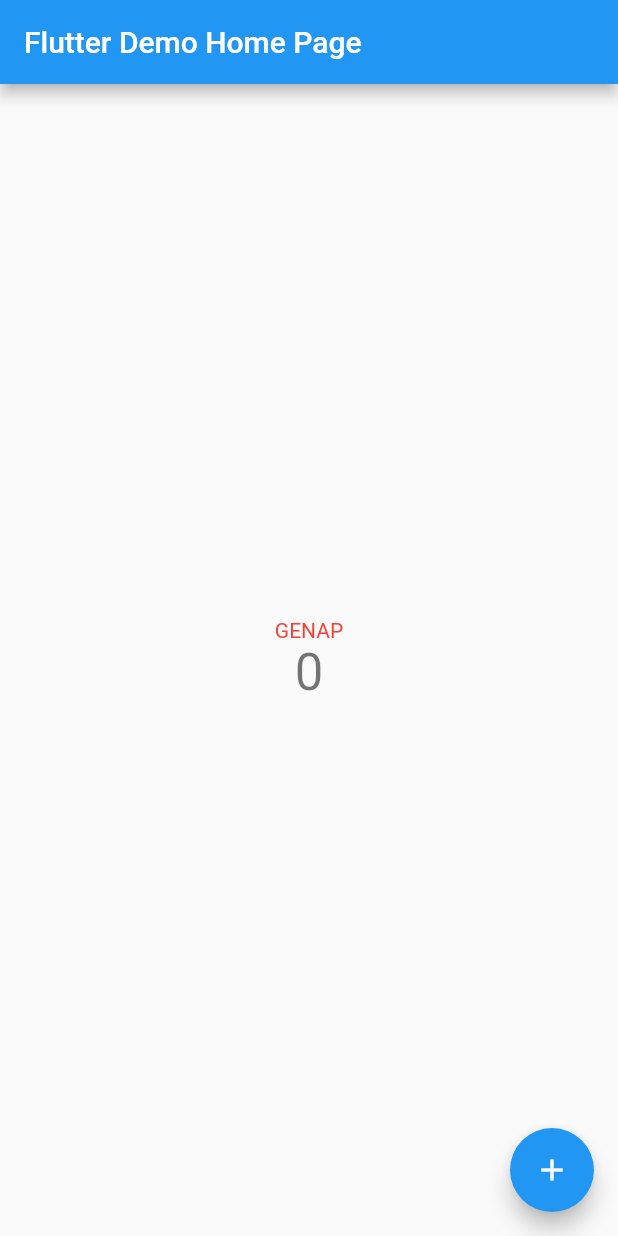
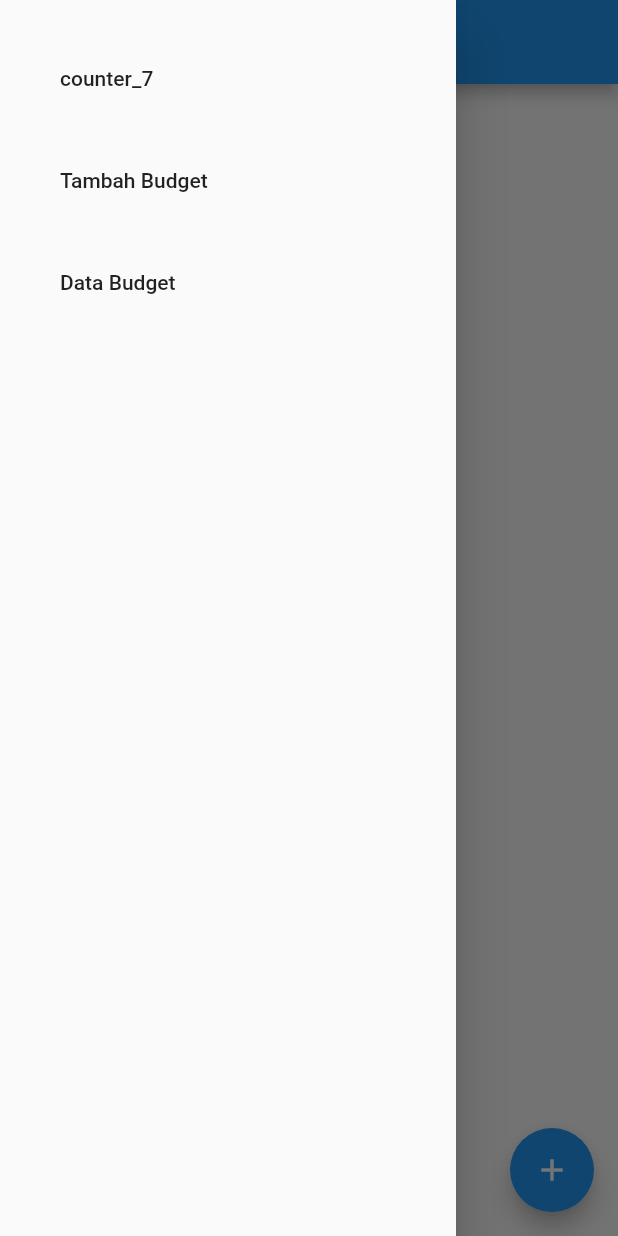
Before and after one commit to kausarme/-pbp-flutter-lab, a Flutter app: the screen it shows after launch, with the side drawer open (before the commit the screen has no drawer), on a phone screen of 412 x 824 dp. Run offline on Flutter 3.47's test engine with Material 2 defaults, Android fonts, the phone set to English and light mode, and no system bars.

Commit message:
Tugas 8 Done

```diff
--- /dev/null
+++ b/lib/budget.dart
@@ -0,0 +1,29 @@
+// Model Budget
+class Budget {
+  static List<Budget> budgets = [];
+  String judul;
+  int nominal;
+  String tipe;
+  DateTime date;
+
+  Budget({
+    required this.judul,
+    required this.nominal,
+    required this.tipe,
+    required this.date,
+  });
+
+  static void addBudget({
+    required judul,
+    required nominal,
+    required tipe,
+    required date,
+  }) {
+    budgets.add(Budget(
+      judul: judul,
+      nominal: nominal,
+      tipe: tipe,
+      date: date,
+    ));
+  }
+}
--- /dev/null
+++ b/lib/drawer.dart
@@ -0,0 +1,52 @@
+import 'package:flutter/material.dart';
+import 'package:counter_7/main.dart';
+import 'package:counter_7/form.dart';
+import 'package:counter_7/budget_page.dart';
+
+class NavigationDrawer extends StatelessWidget {
+  const NavigationDrawer({Key? key}) : super(key: key);
+
+  @override
+  Widget build(BuildContext context) => Drawer(
+        child: SingleChildScrollView(
+          child: Column(
+              crossAxisAlignment: CrossAxisAlignment.stretch,
+              children: <Widget>[
+                buildMenuItems(context),
+              ]),
+        ),
+      );
+
+  Widget buildMenuItems(BuildContext context) => Container(
+      padding: const EdgeInsets.all(24),
+      child: Wrap(
+        runSpacing: 12,
+        children: [
+          ListTile(
+            title: const Text('counter_7'),
+            onTap: () {
+              Navigator.of(context).pushReplacement(
+                  MaterialPageRoute(builder: (context) => const MyHomePage()));
+            },
+          ),
+          ListTile(
+            title: const Text('Tambah Budget'),
+            onTap: () {
+              Navigator.pop(context);
+              Navigator.of(context).push(
+                MaterialPageRoute(builder: (context) => const MyFormPage()),
+              );
+            },
+          ),
+          ListTile(
+            title: const Text('Data Budget'),
+            onTap: () {
+              Navigator.pop(context);
+              Navigator.of(context).push(
+                MaterialPageRoute(builder: (context) => const MyDataPage()),
+              );
+            },
+          ),
+        ],
+      ));
+}
--- a/lib/main.dart
+++ b/lib/main.dart
@@ -1,4 +1,5 @@
 import 'package:flutter/material.dart';
+import 'package:counter_7/drawer.dart';
 
 void main() {
   runApp(const MyApp());
@@ -13,35 +14,16 @@ class MyApp extends StatelessWidget {
     return MaterialApp(
       title: 'Flutter Demo',
       theme: ThemeData(
-        // This is the theme of your application.
-        //
-        // Try running your application with "flutter run". You'll see the
-        // application has a blue toolbar. Then, without quitting the app, try
-        // changing the primarySwatch below to Colors.green and then invoke
-        // "hot reload" (press "r" in the console where you ran "flutter run",
-        // or simply save your changes to "hot reload" in a Flutter IDE).
-        // Notice that the counter didn't reset back to zero; the application
-        // is not restarted.
         primarySwatch: Colors.blue,
       ),
-      home: const MyHomePage(title: 'Flutter Demo Home Page'),
+      home: const MyHomePage(),
     );
   }
 }
 
 class MyHomePage extends StatefulWidget {
-  const MyHomePage({super.key, required this.title});
-
-  // This widget is the home page of your application. It is stateful, meaning
-  // that it has a State object (defined below) that contains fields that affect
-  // how it looks.
-
-  // This class is the configuration for the state. It holds the values (in this
-  // case the title) provided by the parent (in this case the App widget) and
-  // used by the build method of the State. Fields in a Widget subclass are
-  // always marked "final".
-
-  final String title;
+  const MyHomePage({super.key});
+  final String title = 'Program Counter';
 
   @override
   State<MyHomePage> createState() => _MyHomePageState();
@@ -52,58 +34,25 @@ class _MyHomePageState extends State<MyHomePage> {
 
   void _incrementCounter() {
     setState(() {
-      // This call to setState tells the Flutter framework that something has
-      // changed in this State, which causes it to rerun the build method below
-      // so that the display can reflect the updated values. If we changed
-      // _counter without calling setState(), then the build method would not be
-      // called again, and so nothing would appear to happen.
       _counter++;
     });
   }
 
   void _decrementCounter() {
     setState(() {
-      // This call to setState tells the Flutter framework that something has
-      // changed in this State, which causes it to rerun the build method below
-      // so that the display can reflect the updated values. If we changed
-      // _counter without calling setState(), then the build method would not be
-      // called again, and so nothing would appear to happen.
-      if(_counter != 0) _counter--;
+      if (_counter != 0) _counter--;
     });
   }
 
   @override
   Widget build(BuildContext context) {
-    // This method is rerun every time setState is called, for instance as done
-    // by the _incrementCounter method above.
-    //
-    // The Flutter framework has been optimized to make rerunning build methods
-    // fast, so that you can just rebuild anything that needs updating rather
-    // than having to individually change instances of widgets.
     return Scaffold(
       appBar: AppBar(
-        // Here we take the value from the MyHomePage object that was created by
-        // the App.build method, and use it to set our appbar title.
         title: Text(widget.title),
       ),
+      drawer: const NavigationDrawer(),
       body: Center(
-        // Center is a layout widget. It takes a single child and positions it
-        // in the middle of the parent.
         child: Column(
-          // Column is also a layout widget. It takes a list of children and
-          // arranges them vertically. By default, it sizes itself to fit its
-          // children horizontally, and tries to be as tall as its parent.
-          //
-          // Invoke "debug painting" (press "p" in the console, choose the
-          // "Toggle Debug Paint" action from the Flutter Inspector in Android
-          // Studio, or the "Toggle Debug Paint" command in Visual Studio Code)
-          // to see the wireframe for each widget.
-          //
-          // Column has various properties to control how it sizes itself and
-          // how it positions its children. Here we use mainAxisAlignment to
-          // center the children vertically; the main axis here is the vertical
-          // axis because Columns are vertical (the cross axis would be
-          // horizontal).
           mainAxisAlignment: MainAxisAlignment.center,
           children: <Widget>[
             Expanded(
```
Also changed, not shown: lib/budget_page.dart (added, +36 -0 lines), lib/form.dart (added, +224 -0 lines), 1 other file.
